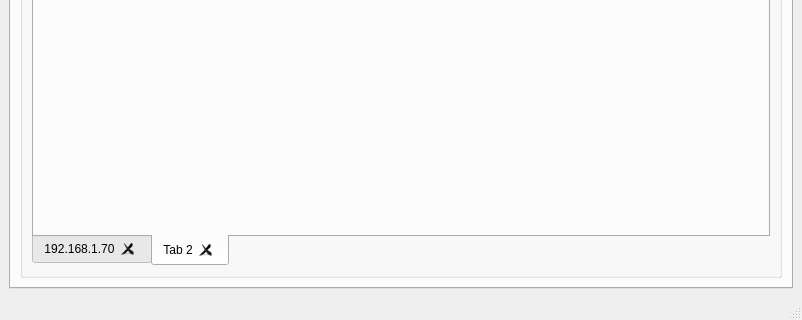
Qt form resources/appui.ui (jorge4larcon/hotline) before a commit; both pictures show x 0 to 802 and y 280 to 600 of the 802 by 600 pixel window.
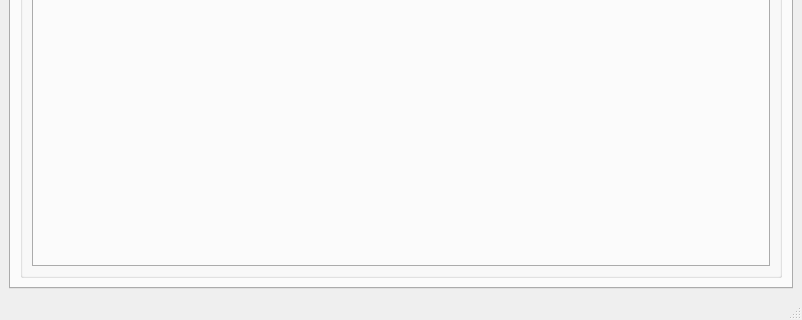
The same form after that commit. The open tabs and pages were chosen to show the change.

```diff
--- a/resources/appui.ui
+++ b/resources/appui.ui
@@ -1201,16 +1201,6 @@
              <property name="movable">
               <bool>true</bool>
              </property>
-             <widget class="QWidget" name="tab_1">
-              <attribute name="title">
-               <string>192.168.1.70</string>
-              </attribute>
-             </widget>
-             <widget class="QWidget" name="tab_2">
-              <attribute name="title">
-               <string>Tab 2</string>
-              </attribute>
-             </widget>
             </widget>
            </item>
           </layout>
```
Left out of the diff: 6 changed lines with no effect on the pictures.
